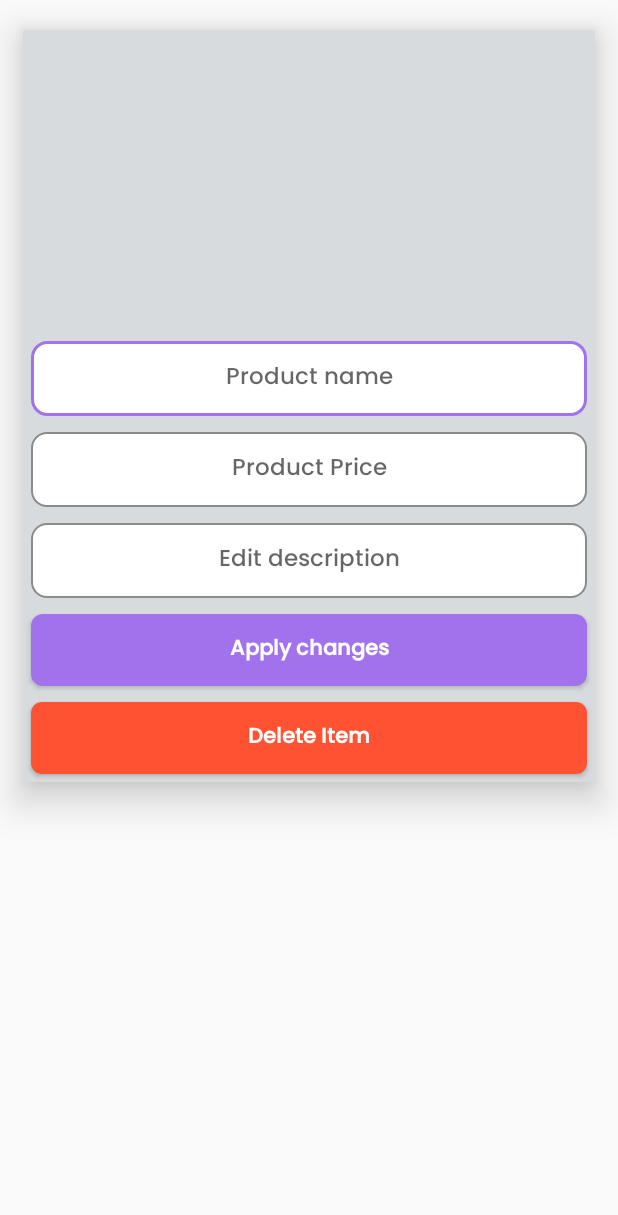
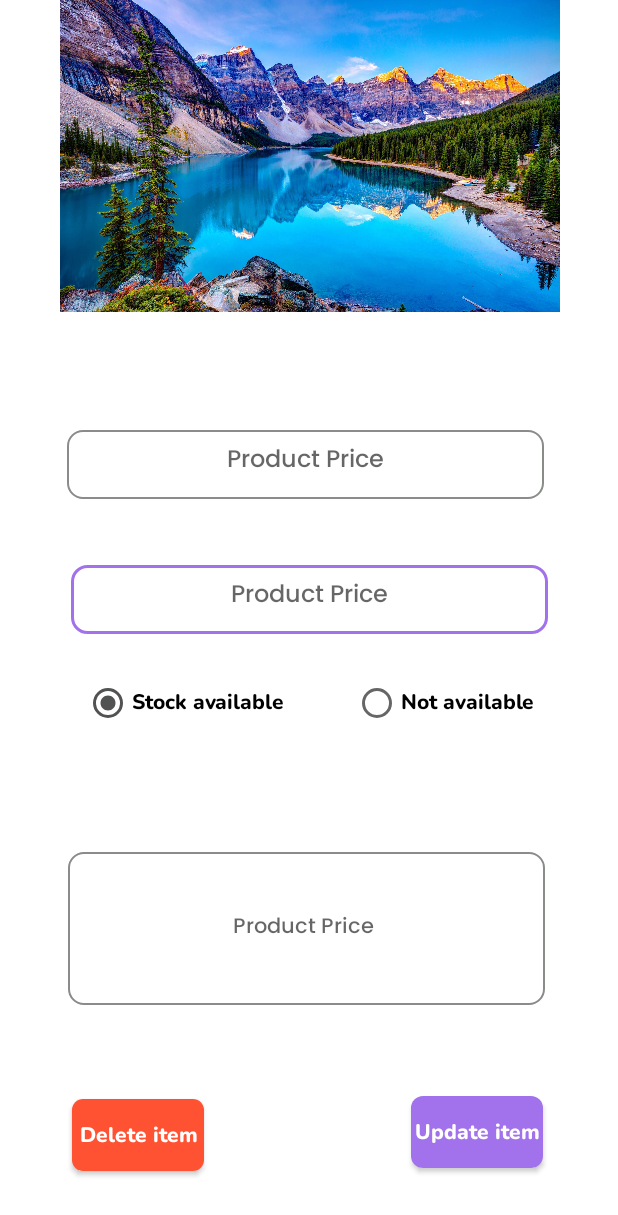
Before and after one commit to manojitht/MediApp--EFOSEYOUYES, an Android app: the AdminMaintainProductsActivity screen opened directly, with no data from a screen before it, on a phone screen of 412 x 824 dp. Shown: the top 1215 px of the screen. Run offline under Robolectric (Android 15) with nearby library versions, the phone set to English and light mode, and no system bars; our stand-ins replace Firebase (no records; nobody signed in at launch, a user with empty details on screens opened directly), Picasso; Roboto replaces fonts that are not available here.

Commit message:
Stock management activity and view detail activity UI update

```diff
--- a/app/src/main/java/com/example/mediapp/AdminFolder/AdminCategoryActivity.java
+++ b/app/src/main/java/com/example/mediapp/AdminFolder/AdminCategoryActivity.java
@@ -60,7 +60,7 @@ public class AdminCategoryActivity extends AppCompatActivity {
             @Override
             public void onClick(View view) {
                 Intent intent = new Intent(AdminCategoryActivity.this, AdminProductActivity.class);
-                intent.putExtra("category", "babyItems");
+                intent.putExtra("category", "baby");
                 startActivity(intent);
             }
         });
--- a/app/src/main/java/com/example/mediapp/AdminFolder/AdminMaintainProductsActivity.java
+++ b/app/src/main/java/com/example/mediapp/AdminFolder/AdminMaintainProductsActivity.java
@@ -9,6 +9,8 @@ import android.view.View;
 import android.widget.Button;
 import android.widget.EditText;
 import android.widget.ImageView;
+import android.widget.RadioButton;
+import android.widget.RadioGroup;
 import android.widget.Toast;
 
 import com.example.mediapp.LoadingDialog;
@@ -30,6 +32,8 @@ public class AdminMaintainProductsActivity extends AppCompatActivity {
     private EditText mtnName, mtnPrice, mtnDescription;
     private ImageView mtnImageView;
     private String productId = "";
+    private RadioGroup radioGroup;
+    private RadioButton pointedButton;
     private DatabaseReference productsRef;
 
     public LoadingDialog loadingDialog = new LoadingDialog(AdminMaintainProductsActivity.this);
@@ -48,6 +52,7 @@ public class AdminMaintainProductsActivity extends AppCompatActivity {
         mtnPrice = (EditText) findViewById(R.id.product_price_maintain);
         mtnDescription = (EditText) findViewById(R.id.product_description_maintain);
         mtnImageView = (ImageView) findViewById(R.id.product_image_maintain);
+        radioGroup = (RadioGroup) findViewById(R.id.radioGroup);
 
         displayTheProductWithTheInformation();
 
@@ -86,6 +91,8 @@ public class AdminMaintainProductsActivity extends AppCompatActivity {
         String mName = mtnName.getText().toString();
         String mPrice = mtnPrice.getText().toString();
         String mDescription = mtnDescription.getText().toString();
+        pointedButton  = (RadioButton)findViewById(radioGroup.getCheckedRadioButtonId());
+        String getStockStatus = pointedButton.getText().toString();
 
         if (mName.equals("")){
             Toast.makeText(AdminMaintainProductsActivity.this, "Enter the product name..", Toast.LENGTH_SHORT).show();
@@ -99,6 +106,7 @@ public class AdminMaintainProductsActivity extends AppCompatActivity {
             productMap.put("description", mDescription);
             productMap.put("price", mPrice);
             productMap.put("productName", mName);
+            productMap.put("stock", getStockStatus);
 
             productsRef.updateChildren(productMap).addOnCompleteListener(new OnCompleteListener<Void>() {
                 @Override
--- a/app/src/main/java/com/example/mediapp/AdminFolder/AdminProductActivity.java
+++ b/app/src/main/java/com/example/mediapp/AdminFolder/AdminProductActivity.java
@@ -179,6 +179,7 @@ public class AdminProductActivity extends AppCompatActivity {
         productMap.put("image", downloadUrl);
         productMap.put("category", categoryName);
         productMap.put("price", Price);
+        productMap.put("stock", "Stock available");
         productMap.put("productName", ProductName);
 
         ProductsRef.child(productRandomKey).updateChildren(productMap).addOnCompleteListener(new OnCompleteListener<Void>() {
--- a/app/src/main/java/com/example/mediapp/SearchActivity.java
+++ b/app/src/main/java/com/example/mediapp/SearchActivity.java
@@ -54,7 +54,7 @@ public class SearchActivity extends AppCompatActivity {
         categoryList = new ArrayList<>();
         categoryList.add("Mask");
         categoryList.add("Cardiology");
-        categoryList.add("Baby Items");
+        categoryList.add("Baby");
         categoryList.add("Tablets");
         categoryList.add("Facial");
         categoryList.add("Handwash");
--- a/app/src/main/java/com/example/mediapp/ViewDetailActivity.java
+++ b/app/src/main/java/com/example/mediapp/ViewDetailActivity.java
@@ -35,7 +35,7 @@ public class ViewDetailActivity extends AppCompatActivity {
     private ImageView ProductImage;
     private Button addToCartButton;
     private ElegantNumberButton integerButton;
-    private TextView productOfName, productOfDescription, productOfPrice, ImageUrl;
+    private TextView productOfName, productOfDescription, productOfPrice, ImageUrl, StockStatus;
     private String productId = "", status = "Normal";
 
 
@@ -53,6 +53,7 @@ public class ViewDetailActivity extends AppCompatActivity {
         productOfDescription = (TextView) findViewById(R.id.details_product_text);
         productOfPrice = (TextView) findViewById(R.id.price_product_text);
         ImageUrl = (TextView) findViewById(R.id.image_url);
+        StockStatus = (TextView) findViewById(R.id.stock_status);
 
 
         takeProductDetails(productId);
@@ -146,6 +147,7 @@ public class ViewDetailActivity extends AppCompatActivity {
                     productOfDescription.setText(products.getDescription());
                     Picasso.get().load(products.getImage()).into(ProductImage);
                     ImageUrl.setText(products.getImage());
+                    StockStatus.setText(products.getStock());
                 }
             }
 
--- a/app/src/main/res/layout/activity_admin_maintain_products.xml
+++ b/app/src/main/res/layout/activity_admin_maintain_products.xml
@@ -1,55 +1,35 @@
 <?xml version="1.0" encoding="utf-8"?>
-<androidx.cardview.widget.CardView xmlns:android="http://schemas.android.com/apk/res/android"
+<androidx.constraintlayout.widget.ConstraintLayout xmlns:android="http://schemas.android.com/apk/res/android"
     xmlns:app="http://schemas.android.com/apk/res-auto"
     xmlns:tools="http://schemas.android.com/tools"
     android:layout_width="match_parent"
+    android:layout_height="match_parent"
+    tools:context=".AdminFolder.AdminMaintainProductsActivity"
+    android:background="@color/colorWhite">
+
+
+    <Button
+        android:id="@+id/product_button_maintain"
+        android:layout_width="wrap_content"
         android:layout_height="wrap_content"
-    android:layout_marginTop="20dp"
-    android:layout_marginStart="15dp"
-    android:layout_marginEnd="15dp"
-    app:cardBackgroundColor="@color/colorLightGrey"
-    app:cardElevation="15dp"
-    tools:context=".AdminFolder.AdminMaintainProductsActivity">
-
-    <RelativeLayout
-        android:layout_width="match_parent"
-        android:layout_height="match_parent"
-
-        >
-
-        <ImageView
-            android:id="@+id/product_image_maintain"
-            android:layout_width="match_parent"
-            android:layout_height="200dp"
-            android:scaleType="centerCrop"
-            android:layout_marginTop="2dp"/>
-
-        <EditText
-            android:id="@+id/product_name_maintain"
-            android:layout_width="match_parent"
-            android:layout_height="wrap_content"
-            android:layout_below="@id/product_image_maintain"
-            android:layout_marginStart="5dp"
-            android:layout_marginTop="5dp"
-            android:layout_marginEnd="5dp"
-            android:layout_marginBottom="5dp"
-            android:background="@drawable/custom_input"
-            android:drawablePadding="12dp"
-            android:fontFamily="@font/poppins_medium"
-            android:hint="Product name"
-            android:padding="12dp"
-            android:paddingStart="12dp"
-            android:paddingEnd="12dp"
-            android:textAlignment="center"
+        android:background="@drawable/buttonurple"
+        android:fontFamily="@font/nunito_extrabold"
+        android:text="Update item"
         android:textAllCaps="false"
-            android:textColor="@color/colorBlack"
-            android:textSize="15dp" />
+        android:textColor="@color/colorWhite"
+        app:layout_constraintBottom_toBottomOf="parent"
+        app:layout_constraintEnd_toEndOf="parent"
+        app:layout_constraintHorizontal_bias="0.846"
+        app:layout_constraintStart_toStartOf="parent"
+        app:layout_constraintTop_toTopOf="parent"
+        app:layout_constraintVertical_bias="0.942" />
 
     <EditText
         android:id="@+id/product_price_maintain"
-            android:layout_width="match_parent"
-            android:layout_height="wrap_content"
-            android:layout_below="@id/product_name_maintain"
+        android:layout_width="318dp"
+        android:layout_height="46dp"
+        android:ems="10"
+        android:inputType="textPersonName"
         android:layout_marginStart="5dp"
         android:layout_marginTop="5dp"
         android:layout_marginEnd="5dp"
@@ -64,13 +44,18 @@
         android:textAlignment="center"
         android:textAllCaps="false"
         android:textColor="@color/colorBlack"
-            android:textSize="15dp" />
+        android:textSize="16dp"
+        app:layout_constraintBottom_toBottomOf="parent"
+        app:layout_constraintEnd_toEndOf="parent"
+        app:layout_constraintHorizontal_bias="0.505"
+        app:layout_constraintStart_toStartOf="parent"
+        app:layout_constraintTop_toTopOf="parent"
+        app:layout_constraintVertical_bias="0.484" />
 
     <EditText
         android:id="@+id/product_description_maintain"
-            android:layout_width="match_parent"
-            android:layout_height="wrap_content"
-            android:layout_below="@id/product_price_maintain"
+        android:layout_width="318dp"
+        android:layout_height="102dp"
         android:layout_marginStart="5dp"
         android:layout_marginTop="5dp"
         android:layout_marginEnd="5dp"
@@ -78,55 +63,132 @@
         android:background="@drawable/custom_input"
         android:drawablePadding="12dp"
         android:fontFamily="@font/poppins_medium"
-            android:hint="Edit description"
+        android:hint="Product Price"
+        android:inputType="textMultiLine"
+        android:lines="5"
+        android:overScrollMode="always"
+        android:padding="12dp"
+        android:paddingStart="12dp"
+        android:paddingEnd="12dp"
+        android:scrollbarStyle="insideInset"
+        android:scrollbars="vertical"
+        android:scrollHorizontally="false"
+        android:textAlignment="center"
+        android:textAllCaps="false"
+        android:textAppearance="?android:attr/textAppearanceMedium"
+        android:textColor="@color/colorBlack"
+        android:textSize="14sp"
+        app:layout_constraintBottom_toBottomOf="parent"
+        app:layout_constraintEnd_toEndOf="parent"
+        app:layout_constraintHorizontal_bias="0.481"
+        app:layout_constraintStart_toStartOf="parent"
+        app:layout_constraintTop_toTopOf="@+id/product_image_maintain"
+        app:layout_constraintVertical_bias="0.791"
+        tools:ignore="MissingConstraints" />
+
+    <ImageView
+        android:id="@+id/product_image_maintain"
+        android:layout_width="428dp"
+        android:layout_height="208dp"
+        app:layout_constraintBottom_toBottomOf="parent"
+        app:layout_constraintEnd_toEndOf="parent"
+        app:layout_constraintStart_toStartOf="parent"
+        app:layout_constraintTop_toTopOf="parent"
+        app:layout_constraintVertical_bias="0.0"
+        app:srcCompat="@drawable/background" />
+
+    <EditText
+        android:id="@+id/product_name_maintain"
+        android:layout_width="318dp"
+        android:layout_height="46dp"
+        android:ems="10"
+        android:inputType="textPersonName"
+        android:layout_marginStart="5dp"
+        android:layout_marginTop="5dp"
+        android:layout_marginEnd="5dp"
+        android:layout_marginBottom="5dp"
+        android:background="@drawable/custom_input"
+        android:drawablePadding="12dp"
+        android:fontFamily="@font/poppins_medium"
+        android:hint="Product Price"
         android:padding="12dp"
         android:paddingStart="12dp"
         android:paddingEnd="12dp"
         android:textAlignment="center"
         android:textAllCaps="false"
         android:textColor="@color/colorBlack"
-            android:textSize="15dp" />
+        android:textSize="16dp"
+        app:layout_constraintBottom_toBottomOf="parent"
+        app:layout_constraintEnd_toEndOf="parent"
+        app:layout_constraintHorizontal_bias="0.473"
+        app:layout_constraintStart_toStartOf="parent"
+        app:layout_constraintTop_toTopOf="parent"
+        app:layout_constraintVertical_bias="0.367" />
 
-        <Button
-            android:id="@+id/product_button_maintain"
-            android:layout_width="match_parent"
+    <RadioGroup
+        android:id="@+id/radioGroup"
+        android:layout_width="318dp"
+        android:layout_height="26dp"
+        android:layout_centerHorizontal="true"
+        android:gravity="center"
+        android:orientation="horizontal"
+        android:showDividers="beginning|middle|end"
+        app:layout_constraintBottom_toBottomOf="parent"
+        app:layout_constraintEnd_toEndOf="parent"
+        app:layout_constraintHorizontal_bias="0.505"
+        app:layout_constraintStart_toStartOf="parent"
+        app:layout_constraintTop_toTopOf="parent"
+        app:layout_constraintVertical_bias="0.571"
+        tools:ignore="MissingConstraints">
+
+
+        <RadioButton
+            android:id="@+id/rb1"
+            android:layout_width="wrap_content"
             android:layout_height="wrap_content"
-            android:layout_below="@id/product_description_maintain"
-            android:layout_marginStart="5dp"
-            android:layout_marginTop="5dp"
-            android:layout_marginEnd="5dp"
-            android:layout_marginBottom="5dp"
-            android:background="@drawable/buttonurple"
-            android:padding="12dp"
-            android:text="Apply changes"
-            android:fontFamily="@font/poppins_medium"
-            android:textAlignment="center"
-            android:textAllCaps="false"
-            android:textColor="@color/colorWhite"
-            android:textSize="14dp"
-            android:textStyle="bold" />
+            android:checked="true"
+            android:fontFamily="@font/nunito_extrabold"
+            android:text="Stock available" />
 
+        <RadioButton
+            android:id="@+id/rb2"
+            android:layout_width="wrap_content"
+            android:layout_height="wrap_content"
+            android:layout_marginLeft="45dp"
+            android:checked="false"
+            android:fontFamily="@font/nunito_extrabold"
+            android:text="Not available" />
+
+        <!--        <RadioButton-->
+        <!--            android:id="@+id/rb3"-->
+        <!--            android:layout_width="wrap_content"-->
+        <!--            android:layout_height="wrap_content"-->
+        <!--            android:checked="false"-->
+        <!--            android:text="OKAY" />-->
+
+        <!--        <RadioButton-->
+        <!--            android:id="@+id/rb4"-->
+        <!--            android:layout_width="wrap_content"-->
+        <!--            android:layout_height="wrap_content"-->
+        <!--            android:checked="false"-->
+        <!--            android:text="POOR" />-->
+
+    </RadioGroup>
 
     <Button
         android:id="@+id/product_delete_maintain"
-            android:layout_width="match_parent"
+        android:layout_width="wrap_content"
         android:layout_height="wrap_content"
-            android:layout_below="@id/product_button_maintain"
-            android:layout_marginStart="5dp"
-            android:layout_marginTop="5dp"
-            android:layout_marginEnd="5dp"
-            android:layout_marginBottom="5dp"
         android:background="@drawable/buttonred"
-            android:padding="12dp"
-            android:text="Delete Item"
-            android:fontFamily="@font/poppins_medium"
-            android:textAlignment="center"
+        android:fontFamily="@font/nunito_extrabold"
+        android:text="Delete item"
         android:textAllCaps="false"
         android:textColor="@color/colorWhite"
-            android:textSize="14dp"
-            android:textStyle="bold" />
+        app:layout_constraintBottom_toBottomOf="parent"
+        app:layout_constraintEnd_toEndOf="parent"
+        app:layout_constraintHorizontal_bias="0.148"
+        app:layout_constraintStart_toStartOf="parent"
+        app:layout_constraintTop_toTopOf="parent"
+        app:layout_constraintVertical_bias="0.944" />
 
-    </RelativeLayout>
-
-
-</androidx.cardview.widget.CardView>
+</androidx.constraintlayout.widget.ConstraintLayout>
--- a/app/src/main/res/values/styles.xml
+++ b/app/src/main/res/values/styles.xml
@@ -4,7 +4,7 @@
         <!-- Customize your theme here. -->
         <item name="colorPrimary">@color/colorPurple</item>
         <item name="colorPrimaryDark">@color/colorPrimaryDark</item>
-        <item name="colorAccent">#82C2E6</item>
+        <item name="colorAccent">#515353</item>
     </style>
 
     <style name="AppTheme.NoActionBar">
```
Also changed, not shown: app/src/main/java/com/example/mediapp/Model/Products.java (+11 -2 lines), app/src/main/res/layout/activity_show_orders.xml (+14 -14 lines), app/src/main/res/layout/activity_view_detail.xml (+38 -20 lines). Lines whose indentation alone changed are shown as unchanged.
